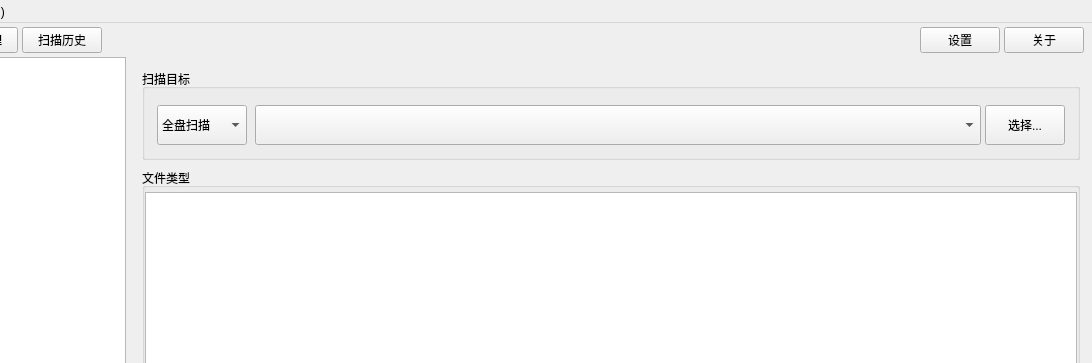
Above: src/fuscan/gui/main_window.ui from gookeryoung/fuscan before the change; both pictures show x 154 to 1246 and y 0 to 363 of the 1246 by 758 pixel window. Below: the same form after it.
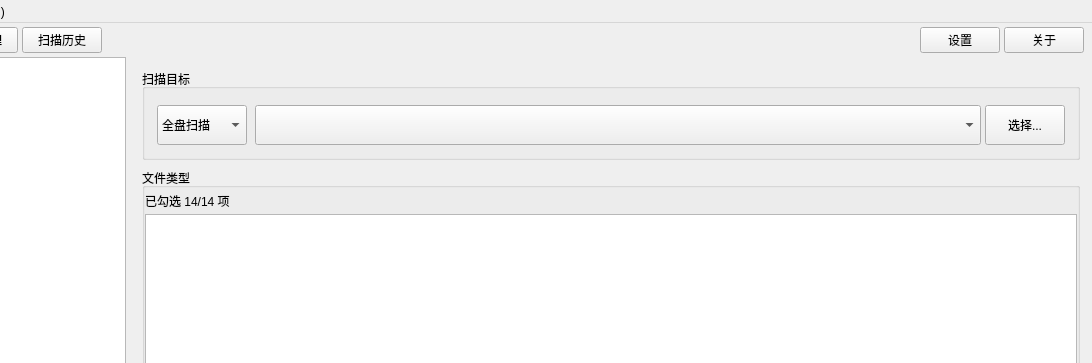
That is the form after the change. The open tabs and pages were chosen to show the change. Custom widgets are drawn as their Qt base class.

Commit message:
feat: 文件类型勾选区重构为树形 QTreeView，支持父子勾选联动与计数标签
ExtractorListModel 平铺布局重构为 ExtractorTreeModel 树形（文档/表格/演示/邮件 4 父类别），子项格式为「中文名（扩展名列表）」；父节点批量勾选/全选/全取消，子项变化时父节点自动联动 Checked/PartiallyChecked/Unchecked；新增计数标签「已勾选 N/M 项」实时反映勾选数量。修复暂停/取消按钮在扫描前/后可用的问题（仅 SCANNING 阶段启用）。internalId 编码用高位标记（_CHILD_BIT=0x10000）规避 PySide2 createIndex 不支持负数的限制。

```diff
--- a/src/fuscan/gui/main_window.ui
+++ b/src/fuscan/gui/main_window.ui
@@ -381,23 +381,21 @@
                  <number>4</number>
                 </property>
                 <item>
-                 <widget class="QListView" name="file_types_view">
+                 <widget class="QLabel" name="file_types_count_label">
+                  <property name="text">
+                   <string>已勾选 14/14 项</string>
+                  </property>
+                 </widget>
+                </item>
+                <item>
+                 <widget class="QTreeView" name="file_types_view">
                   <property name="toolTip">
                    <string>勾选要扫描的文件类型，取消可提高扫描速度</string>
                   </property>
                   <property name="editTriggers">
                    <set>QAbstractItemView::NoEditTriggers</set>
                   </property>
-                  <property name="movement">
-                   <enum>QListView::Static</enum>
-                  </property>
-                  <property name="resizeMode">
-                   <enum>QListView::Adjust</enum>
-                  </property>
-                  <property name="viewMode">
-                   <enum>QListView::IconMode</enum>
-                  </property>
-                  <property name="wordWrap">
+                  <property name="headerHidden">
                    <bool>true</bool>
                   </property>
                  </widget>
```
Left out of the diff: 5 changed lines with no effect on the pictures. The commit also changes 8 other files.
